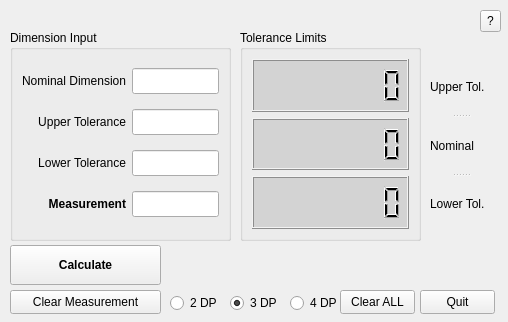
First picture: the form in tolerance.ui, repository asteng88/tolerance_helper, before the edit.
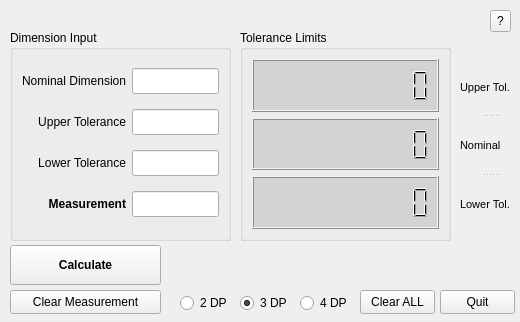
Second picture: the form after the edit.

```diff
--- a/tolerance.ui
+++ b/tolerance.ui
@@ -9,19 +9,19 @@
    <rect>
     <x>0</x>
     <y>0</y>
-    <width>508</width>
+    <width>520</width>
     <height>322</height>
    </rect>
   </property>
   <property name="minimumSize">
    <size>
-    <width>508</width>
+    <width>520</width>
     <height>322</height>
    </size>
   </property>
   <property name="maximumSize">
    <size>
-    <width>508</width>
+    <width>520</width>
     <height>322</height>
    </size>
   </property>
@@ -37,7 +37,7 @@
   <widget class="QPushButton" name="quitButton">
    <property name="geometry">
     <rect>
-     <x>420</x>
+     <x>440</x>
      <y>290</y>
      <width>75</width>
      <height>24</height>
@@ -52,7 +52,7 @@
     <rect>
      <x>240</x>
      <y>30</y>
-     <width>181</width>
+     <width>211</width>
      <height>211</height>
     </rect>
    </property>
@@ -81,7 +81,7 @@
        <bool>true</bool>
       </property>
       <property name="digitCount">
-       <number>7</number>
+       <number>9</number>
       </property>
       <property name="segmentStyle">
        <enum>QLCDNumber::Filled</enum>
@@ -121,7 +121,7 @@
        <bool>true</bool>
       </property>
       <property name="digitCount">
-       <number>7</number>
+       <number>9</number>
       </property>
      </widget>
     </item>
@@ -151,7 +151,7 @@
        <bool>true</bool>
       </property>
       <property name="digitCount">
-       <number>7</number>
+       <number>9</number>
       </property>
      </widget>
     </item>
@@ -392,7 +392,7 @@
     <rect>
      <x>170</x>
      <y>250</y>
-     <width>331</width>
+     <width>341</width>
      <height>31</height>
     </rect>
    </property>
@@ -425,7 +425,7 @@
   <widget class="QPushButton" name="clearTextButton">
    <property name="geometry">
     <rect>
-     <x>340</x>
+     <x>360</x>
      <y>290</y>
      <width>75</width>
      <height>24</height>
@@ -480,7 +480,7 @@
   <widget class="QToolButton" name="aboutButton">
    <property name="geometry">
     <rect>
-     <x>480</x>
+     <x>490</x>
      <y>10</y>
      <width>21</width>
      <height>22</height>
@@ -502,7 +502,7 @@
   <widget class="QSplitter" name="splitter">
    <property name="geometry">
     <rect>
-     <x>430</x>
+     <x>460</x>
      <y>60</y>
      <width>61</width>
      <height>171</height>
@@ -512,16 +512,31 @@
     <enum>Qt::Vertical</enum>
    </property>
    <widget class="QLabel" name="label_5">
+    <property name="font">
+     <font>
+      <pointsize>8</pointsize>
+     </font>
+    </property>
     <property name="text">
      <string>Upper Tol.</string>
     </property>
    </widget>
    <widget class="QLabel" name="label_6">
+    <property name="font">
+     <font>
+      <pointsize>8</pointsize>
+     </font>
+    </property>
     <property name="text">
      <string>Nominal</string>
     </property>
    </widget>
    <widget class="QLabel" name="label_7">
+    <property name="font">
+     <font>
+      <pointsize>8</pointsize>
+     </font>
+    </property>
     <property name="text">
      <string>Lower Tol.</string>
     </property>
@@ -530,7 +545,7 @@
   <widget class="QRadioButton" name="rb2">
    <property name="geometry">
     <rect>
-     <x>170</x>
+     <x>180</x>
      <y>292</y>
      <width>51</width>
      <height>22</height>
@@ -546,7 +561,7 @@
   <widget class="QRadioButton" name="rb3">
    <property name="geometry">
     <rect>
-     <x>230</x>
+     <x>240</x>
      <y>292</y>
      <width>51</width>
      <height>22</height>
@@ -568,7 +583,7 @@
   <widget class="QRadioButton" name="rb4">
    <property name="geometry">
     <rect>
-     <x>290</x>
+     <x>300</x>
      <y>292</y>
      <width>51</width>
      <height>22</height>
```
Left out of the diff: 14 changed lines with no effect on the pictures.
